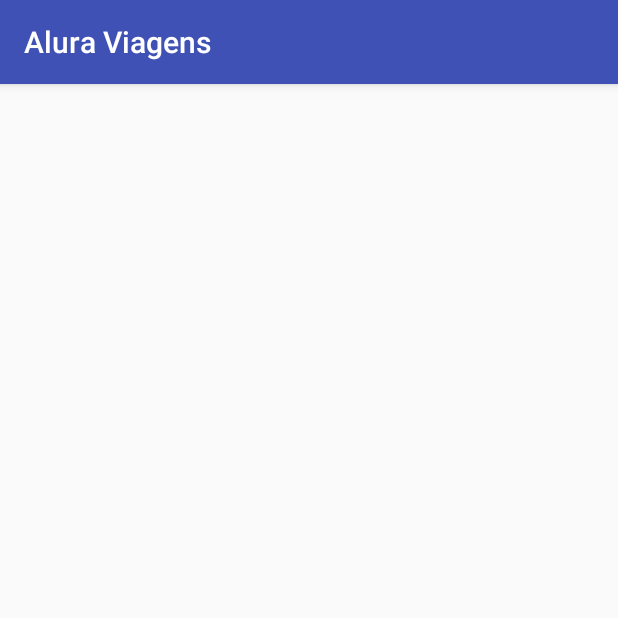
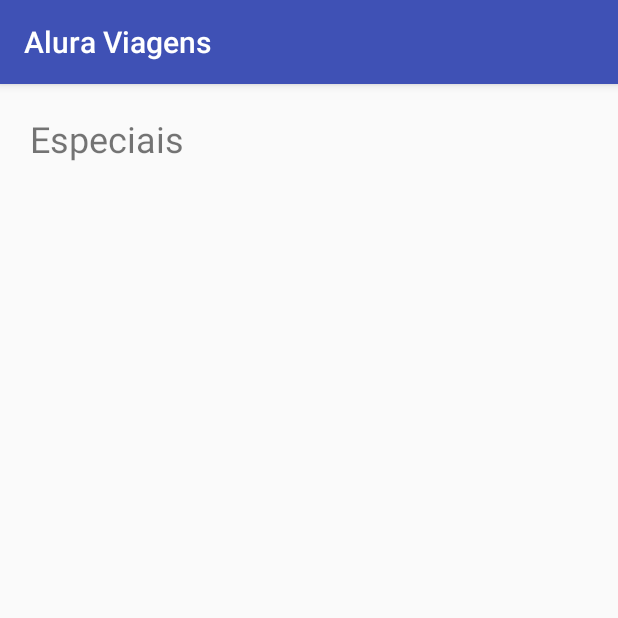
Before and after one commit to JoseAlan/android-design, an Android app: the screen it shows after launch (ListaPacotesActivity), on a phone screen of 412 x 824 dp, the top half of it. Run offline under Robolectric (Android 15) with nearby library versions, the phone set to English and light mode, and no system bars.

Commit message:
Part1 - Introdução ao Constraint Layout.

```diff
--- a/Part1/app/src/main/res/layout/activity_lista_pacotes.xml
+++ b/Part1/app/src/main/res/layout/activity_lista_pacotes.xml
@@ -6,4 +6,17 @@
     android:layout_height="match_parent"
     tools:context="br.com.alura.aluraviagens.ui.activity.ListaPacotesActivity">
 
+    <TextView
+        android:id="@+id/textView"
+        android:layout_width="wrap_content"
+        android:layout_height="wrap_content"
+        android:layout_margin="20dp"
+        android:text="Especiais"
+        android:textSize="24sp"
+        app:layout_constraintBottom_toBottomOf="parent"
+        app:layout_constraintEnd_toEndOf="parent"
+        app:layout_constraintHorizontal_bias="0.0"
+        app:layout_constraintStart_toStartOf="parent"
+        app:layout_constraintTop_toTopOf="parent"
+        app:layout_constraintVertical_bias="0.0" />
 </android.support.constraint.ConstraintLayout>
```
